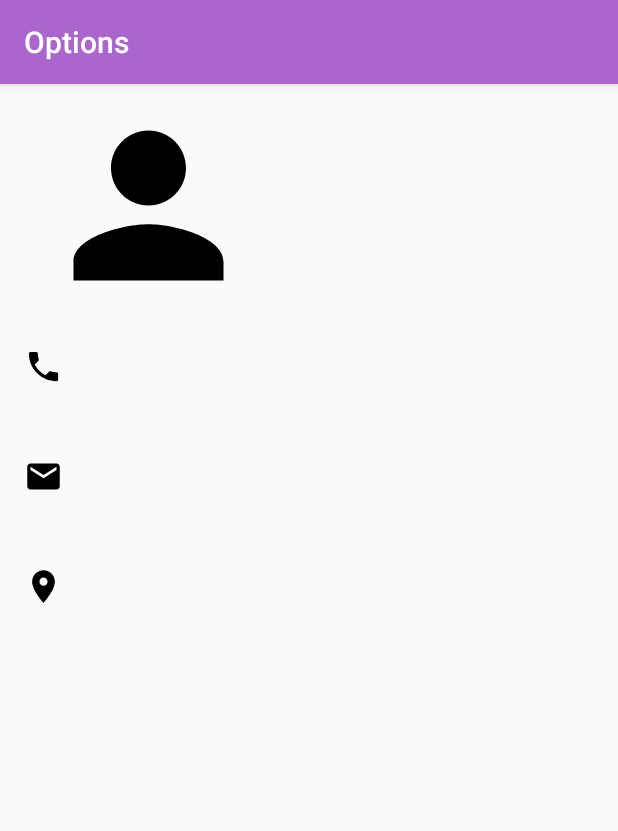
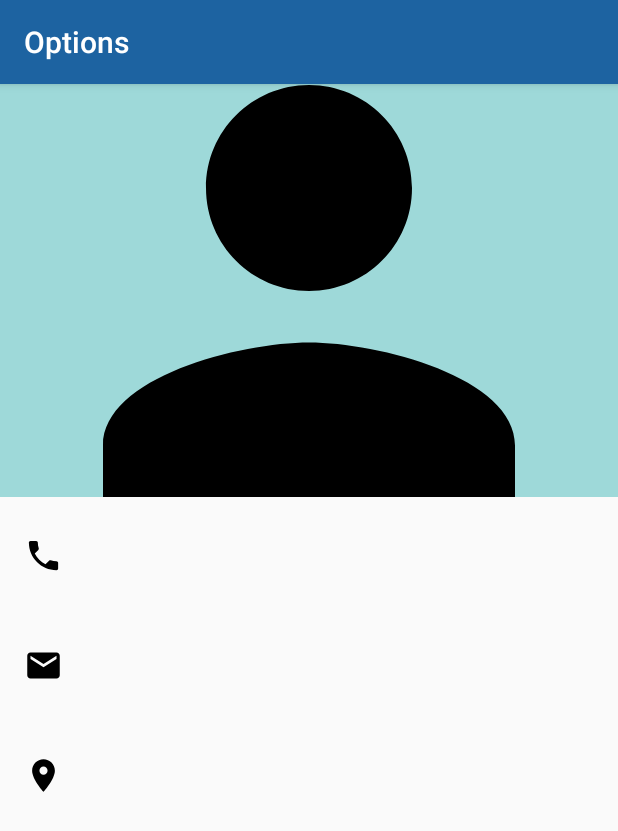
Before and after one commit to hivian/MyContactManager, an Android app: the ContactInfo screen opened directly, with no data from a screen before it, on a phone screen of 412 x 824 dp. Shown: the top 831 px of the screen. Run offline under Robolectric (Android 15) with nearby library versions, the phone set to English and light mode, and no system bars; our stand-ins replace CircleImageView; libraries missing offline, so code that uses them is left out: com.szugyi.circlemenu; plain views replace CircleLayout; 2 statements that could not run were skipped.

Commit message:
much more beautiful

```diff
--- a/app/src/main/java/com/example/hivian/ft_hangouts/ContactSms.java
+++ b/app/src/main/java/com/example/hivian/ft_hangouts/ContactSms.java
@@ -57,12 +57,6 @@ public class ContactSms extends AppCompatActivity {
         setContentView(R.layout.activity_contact_sms);
         extras = getIntent().getExtras();
         getSupportActionBar().setTitle(Html.fromHtml("<font color='white'>" + extras.getString("name")  + "</font>"));
-
-        if (MainActivity.getPurple()) {
-            getSupportActionBar().setBackgroundDrawable(new ColorDrawable(getResources().getColor(android.R.color.holo_purple)));
-        } else {
-            getSupportActionBar().setBackgroundDrawable(new ColorDrawable(getResources().getColor(R.color.colorPrimary)));
-        }
 
         smsBody = (EditText) findViewById(R.id.sms_body);
 
--- a/app/src/main/res/drawable/circle.xml
+++ b/app/src/main/res/drawable/circle.xml
@@ -2,7 +2,7 @@
 <shape xmlns:android="http://schemas.android.com/apk/res/android"
     android:shape="oval">
 
-    <solid android:color="@color/colorAccent" />
+    <solid android:color="@color/colorPrimaryTransparent" />
 
     <size
         android:width="64dp"
--- /dev/null
+++ b/app/src/main/res/drawable/ic_close_black_75dp.xml
@@ -0,0 +1,4 @@
+<vector android:height="75dp" android:viewportHeight="24.0"
+    android:viewportWidth="24.0" android:width="75dp" xmlns:android="http://schemas.android.com/apk/res/android">
+    <path android:fillColor="#FF000000" android:pathData="M19,6.41L17.59,5 12,10.59 6.41,5 5,6.41 10.59,12 5,17.59 6.41,19 12,13.41 17.59,19 19,17.59 13.41,12z"/>
+</vector>
--- a/app/src/main/res/layout/activity_contact_info.xml
+++ b/app/src/main/res/layout/activity_contact_info.xml
@@ -8,79 +8,52 @@
 
     <ScrollView
         android:layout_width="match_parent"
-        android:layout_height="match_parent">
+        android:layout_height="match_parent"
+        android:id="@+id/scrollview_contact_info">
         <LinearLayout
             android:orientation="vertical"
             android:layout_width="match_parent"
             android:layout_height="wrap_content" >
-            <LinearLayout
-                android:orientation="horizontal"
+            <RelativeLayout
                 android:layout_width="match_parent"
-                android:layout_height="165dp"
-                android:paddingBottom="@dimen/activity_vertical_margin"
-                android:paddingLeft="@dimen/activity_horizontal_margin"
-                android:paddingRight="@dimen/activity_horizontal_margin">
-
+                android:layout_height="match_parent">
             <ImageView
                 android:scaleType="centerCrop"
                 android:adjustViewBounds="true"
-                    android:layout_width="150dp"
+                android:layout_width="match_parent"
+                android:layout_height="275dp"
+                android:background="#9ED9D9"
                 android:id="@+id/info_image"
-                    android:layout_margin="8dp"
-                    android:layout_height="145dp"
                 android:src="@drawable/ic_person_black_75dp"
                 android:cropToPadding="false" />
-
-                <LinearLayout
-                    android:orientation="vertical"
-                    android:layout_width="0dp"
-                    android:layout_height="145dp"
-                    android:layout_weight="0.5"
-                    android:layout_margin="8dp">
             <TextView
+                android:layout_alignBottom="@+id/info_image"
                 android:layout_width="match_parent"
-                        android:layout_height="wrap_content"
-                        android:layout_weight="0.30"
-                        android:ems="10" />
-                    <TextView
-                        android:layout_width="match_parent"
-                        android:layout_height="wrap_content"
-                        android:layout_weight="0.20"
+                android:layout_height="75dp"
                 android:ems="10"
                 android:id="@+id/info_name"
-                        android:textColor="@color/colorDark"
-                        android:textSize="20sp"
+                android:textSize="30sp"
                 android:maxLines="1"
                 android:scrollHorizontally="true"
                 android:ellipsize="marquee"
                 android:marqueeRepeatLimit ="marquee_forever"
                 android:focusable="true"
                 android:focusableInTouchMode="true"
-                        android:theme="@android:style/Theme.Holo.Light" />
-                    <TextView
-                        android:layout_width="match_parent"
-                        android:layout_height="wrap_content"
-                        android:layout_weight="0.30"
-                        android:ems="10" />
-                    <TextView
-                        android:layout_width="match_parent"
-                        android:layout_height="wrap_content"
-                        android:layout_weight="0.20"
-                        android:ems="10"
-                        android:id="@+id/info_lastName"
-                        android:textColor="@color/colorDark"
-                        android:textSize="20sp"
-                        android:maxLines="1"
-                        android:scrollHorizontally="true"
-                        android:theme="@android:style/Theme.Holo.Light" />
-                </LinearLayout>
-            </LinearLayout>
+                android:theme="@android:style/Theme.Holo.Light"
+                android:gravity="start"
+                android:paddingLeft="50dp"
+                android:paddingStart="50dp"
+                android:shadowRadius="2"
+                android:textAllCaps="true"
+                android:textColor="@android:color/white" />
+            </RelativeLayout>
+
             <LinearLayout
                 android:orientation="horizontal"
                 android:layout_marginTop="10dp"
                 android:layout_width="match_parent"
                 android:layout_height="wrap_content"
-                android:paddingBottom="@dimen/activity_vertical_margin"
+                android:paddingTop="@dimen/activity_vertical_margin"
                 android:paddingLeft="@dimen/activity_horizontal_margin"
                 android:paddingRight="@dimen/activity_horizontal_margin">
                 <ImageView
@@ -105,7 +78,7 @@
                 android:layout_marginTop="30dp"
                 android:layout_width="match_parent"
                 android:layout_height="wrap_content"
-                android:paddingBottom="@dimen/activity_vertical_margin"
+                android:paddingTop="@dimen/activity_vertical_margin"
                 android:paddingLeft="@dimen/activity_horizontal_margin"
                 android:paddingRight="@dimen/activity_horizontal_margin">
                 <ImageView
@@ -131,7 +104,7 @@
                 android:layout_marginTop="30dp"
                 android:layout_width="match_parent"
                 android:layout_height="wrap_content"
-                android:paddingBottom="@dimen/activity_vertical_margin"
+                android:paddingTop="@dimen/activity_vertical_margin"
                 android:paddingLeft="@dimen/activity_horizontal_margin"
                 android:paddingRight="@dimen/activity_horizontal_margin">
                 <ImageView
@@ -157,8 +130,8 @@
         android:id="@+id/circle_layout"
         android:layout_width="match_parent"
         android:layout_height="match_parent"
-        android:layout_gravity="center_horizontal"
-        android:visibility="invisible">
+        android:layout_alignParentBottom="true"
+        android:visibility="gone">
         <include layout="@layout/circle_menu" />
     </com.szugyi.circlemenu.view.CircleLayout>
 </RelativeLayout>
--- a/app/src/main/res/menu/menu_main.xml
+++ b/app/src/main/res/menu/menu_main.xml
@@ -2,17 +2,6 @@
     xmlns:app="http://schemas.android.com/apk/res-auto"
     xmlns:tools="http://schemas.android.com/tools"
     tools:context="com.example.hivian.ft_hangouts.MainActivity">
-    <item
-        android:id="@+id/action_blue"
-        android:orderInCategory="100"
-        android:title="@string/action_blue"
-
-        app:showAsAction="never" />
-    <item
-        android:id="@+id/action_purple"
-        android:orderInCategory="100"
-        android:title="@string/action_purple"
-        app:showAsAction="never" />
 
     <item
         android:id="@+id/action_save"
--- a/app/src/main/res/values/colors.xml
+++ b/app/src/main/res/values/colors.xml
@@ -1,6 +1,7 @@
 <?xml version="1.0" encoding="utf-8"?>
 <resources>
-    <color name="colorPrimary">#3f51b5</color>
+    <color name="colorPrimary">#1D63A1</color>
+    <color name="colorPrimaryTransparent">#991D63A1</color>
     <color name="colorPrimaryDark">#303F9F</color>
     <color name="colorAccent">#FF4081</color>
     <color name="colorYellow">#FFFACD</color>
--- a/app/src/main/res/values/strings.xml
+++ b/app/src/main/res/values/strings.xml
@@ -1,5 +1,5 @@
 <resources>
-    <string name="app_name">Ft_hangouts</string>
+    <string name="app_name">My Contact Manager</string>
     <string name="action_settings">Settings</string>
     <string name="action_blue">Blue</string>
     <string name="action_purple">Purple</string>
@@ -13,6 +13,7 @@
     <string name="contact_email">Email</string>
     <string name="contact_address">Address</string>
     <string name="contact_save">SAVE</string>
+    <string name="placeholder_none">(None)</string>
     <string name="alert_no_name">Field name empty</string>
     <string name="alert_no_phone">Field phone empty</string>
     <string name="alert_duplicates">Name already registered</string>
```
Also changed, not shown: app/src/main/java/com/example/hivian/ft_hangouts/ContactCreation.java (+0 -10 lines), app/src/main/java/com/example/hivian/ft_hangouts/ContactEdition.java (+0 -10 lines), app/src/main/java/com/example/hivian/ft_hangouts/ContactInfo.java (+27 -29 lines), app/src/main/java/com/example/hivian/ft_hangouts/MainActivity.java (+0 -40 lines), app/src/main/res/layout/circle_menu.xml (+12 -0 lines), app/src/main/res/mipmap-hdpi/ic_launcher.png, app/src/main/res/mipmap-ldpi/ic_launcher.png (added), app/src/main/res/mipmap-mdpi/ic_launcher.png, app/src/main/res/mipmap-xhdpi/ic_launcher.png, app/src/main/res/mipmap-xxhdpi/ic_launcher.png, app/src/main/res/mipmap-xxxhdpi/ic_launcher.png, 1 other file. Lines whose indentation alone changed are shown as unchanged.
